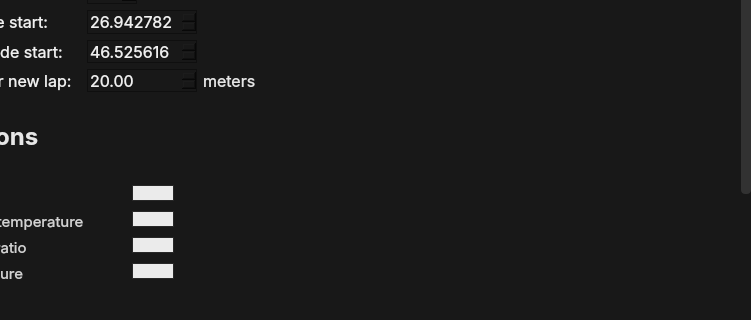
Before: the Qt Designer form FormulaStudent/mainwindow.ui in XRuRuX/FormulaStudentQT, drawn with Qt 5; both pictures show x 315 to 1066 and y 130 to 450 of the 1066 by 573 pixel window.
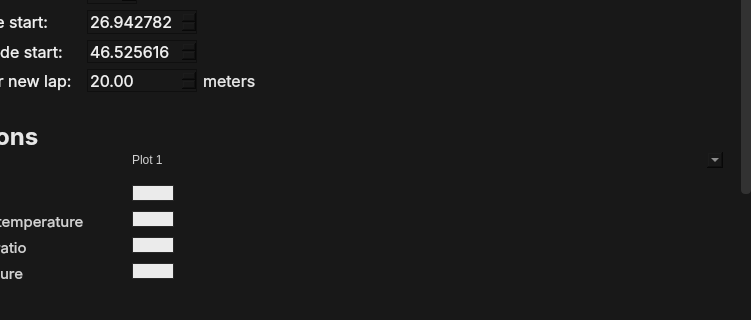
After: the same form once the commit is applied. The open tabs and pages were chosen to show the change. Icons and pictures are not drawn. Custom widgets are drawn as their Qt base class.

Commit message: Add multiple graphs with overlapping

```diff
--- a/FormulaStudent/mainwindow.ui
+++ b/FormulaStudent/mainwindow.ui
@@ -1073,7 +1073,7 @@
               <property name="geometry">
                <rect>
                 <x>0</x>
-                <y>0</y>
+                <y>-461</y>
                 <width>847</width>
                 <height>1000</height>
                </rect>
@@ -1969,6 +1969,15 @@
                     </property>
                    </widget>
                   </item>
+                  <item row="1" column="1">
+                   <widget class="QComboBox" name="graphSelectorComboBox">
+                    <item>
+                     <property name="text">
+                      <string>Plot 1</string>
+                     </property>
+                    </item>
+                   </widget>
+                  </item>
                  </layout>
                 </widget>
                </item>
```
Left out of the diff: 9 changed lines with no effect on the pictures. The commit also changes 8 other files.
